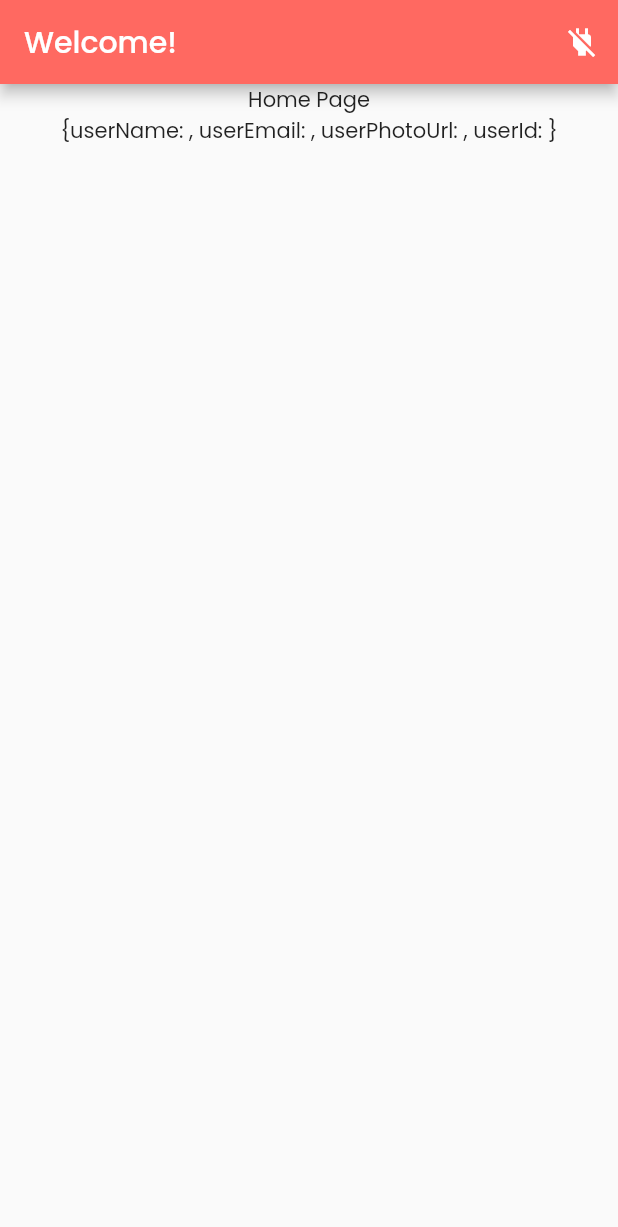
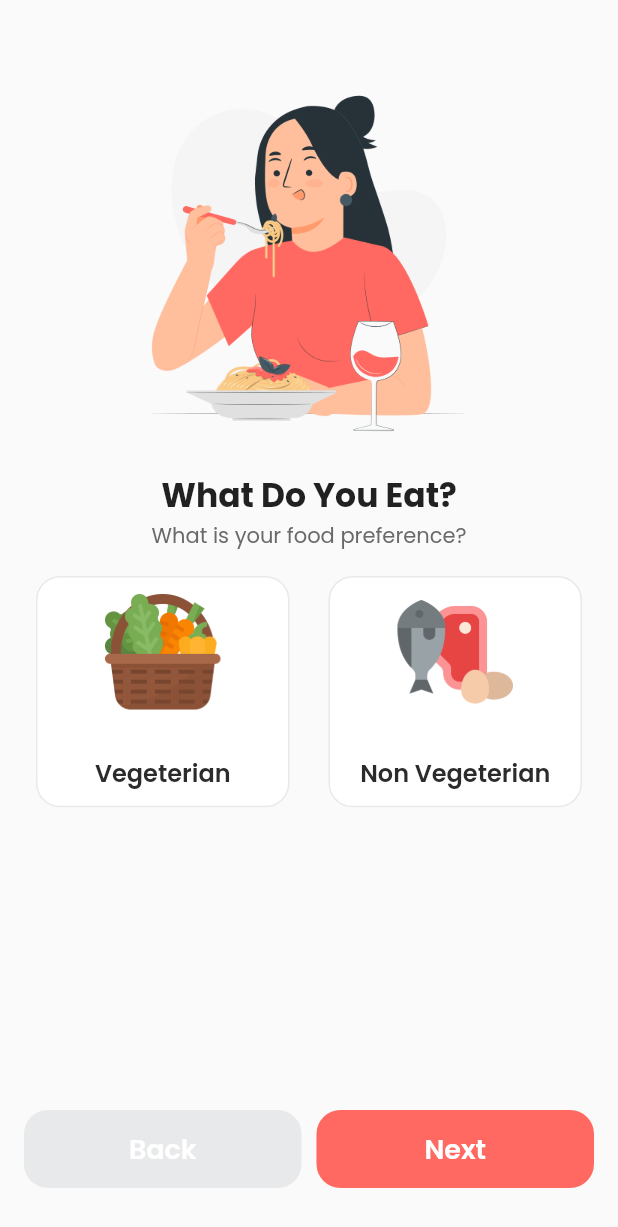
Before and after one commit to imsudip/foodify, a Flutter app: the screen it shows once a user with an empty profile is signed in, on a phone screen of 412 x 824 dp. Shown: the top 1227 px of the screen. Run offline on Flutter 3.47's test engine with Material 2 defaults, Android fonts, the phone set to English and light mode, and no system bars; our stand-ins replace cloud_firestore, eva_icons_flutter, firebase_auth, firebase_core, get, google_fonts and 2 more; accounts and stored records are empty; network calls fail.

Commit message:
diet filter page added

```diff
--- a/app_v2/foodify/lib/Controllers/auth_controller.dart
+++ b/app_v2/foodify/lib/Controllers/auth_controller.dart
@@ -2,6 +2,7 @@ import 'package:cloud_firestore/cloud_firestore.dart';
 import 'package:firebase_auth/firebase_auth.dart';
 import 'package:flutter/material.dart';
 import 'package:foodify/Screens/Onboarding.dart';
+import 'package:foodify/Screens/diet_filter.dart';
 import 'package:foodify/Widgets/card.dart';
 import 'package:foodify/Widgets/loader.dart';
 import 'package:get/get.dart';
@@ -32,7 +33,7 @@ class AuthController extends GetxController {
     if (user != null) {
       // await createUserDocument(user);
       // user is logged in
-      Get.offAll(() => const Home());
+      Get.offAll(() => const DietFilterScreen());
     } else {
       // user is null as in user is not available or not logged in
       Get.offAll(() => const OnboardingScreen());
--- /dev/null
+++ b/app_v2/foodify/lib/Screens/diet_filter.dart
@@ -0,0 +1,129 @@
+import 'package:flutter/material.dart';
+import 'package:foodify/ui/app_colors.dart';
+import 'package:foodify/ui/text_styles.dart';
+
+import 'package:foodify/widgets/button.dart';
+import 'package:foodify/widgets/card.dart';
+import 'package:foodify/widgets/image_card.dart';
+
+class DietFilterScreen extends StatefulWidget {
+  const DietFilterScreen({Key? key}) : super(key: key);
+
+  @override
+  State<DietFilterScreen> createState() => _DietFilterScreenState();
+}
+
+class _DietFilterScreenState extends State<DietFilterScreen> {
+  String selectedDiet = '';
+  String veg = "Vegeterian";
+  String nonVeg = "Non Vegeterian";
+
+  @override
+  Widget build(BuildContext context) {
+    return Scaffold(
+      body: Padding(
+        padding: const EdgeInsets.symmetric(horizontal: 16),
+        child: SafeArea(
+          child: Column(
+            children: [
+              const SizedBox(height: 32),
+              Expanded(
+                child: Column(
+                  children: [
+                    const SizedBox(height: 16),
+                    Image.asset(
+                      'images/Eat-pana.png',
+                      height: 250,
+                    ),
+                    const SizedBox(height: 16),
+                    const Text(
+                      'What Do You Eat?',
+                      style: TextStyle(
+                        fontSize: 22,
+                        fontWeight: FontWeight.bold,
+                      ),
+                    ),
+                    Text(
+                      "What is your food preference?",
+                      style: AppTextStyle.bodytext2
+                          .copyWith(color: AppColors.textSecondaryColor),
+                      textAlign: TextAlign.center,
+                    ),
+                    const SizedBox(height: 16),
+                    Expanded(
+                      child: GridView(
+                        gridDelegate:
+                            const SliverGridDelegateWithFixedCrossAxisCount(
+                          crossAxisCount: 2,
+                          childAspectRatio: 1.2,
+                          crossAxisSpacing: 10,
+                          mainAxisSpacing: 30,
+                        ),
+                        children: [
+                          ImageCard(
+                              imagePath: "diets/veg protein",
+                              text: "Vegeterian",
+                              isSelected: selectedDiet == veg,
+                              onTap: () {
+                                setState(() {
+                                  if (selectedDiet == veg)
+                                    selectedDiet = '';
+                                  else
+                                    selectedDiet = veg;
+                                });
+                              }),
+                          ImageCard(
+                              imagePath: "diets/nonveg protein",
+                              text: "Non Vegeterian",
+                              isSelected: selectedDiet == nonVeg,
+                              onTap: () {
+                                setState(() {
+                                  if (selectedDiet == nonVeg)
+                                    selectedDiet = '';
+                                  else
+                                    selectedDiet = nonVeg;
+                                });
+                              }),
+                        ],
+                      ),
+                    ),
+                  ],
+                ),
+              ),
+              const SizedBox(height: 24),
+              Row(
+                children: [
+                  Expanded(
+                    child: Button(
+                      text: 'Back',
+                      height: 52,
+                      color: AppColors.accentColor,
+                      fontSize: 18,
+                      onPressed: () {
+                        Navigator.of(context).pop();
+                      },
+                    ),
+                  ),
+                  const SizedBox(width: 10),
+                  Expanded(
+                    child: Button(
+                      text: 'Next',
+                      height: 52,
+                      fontSize: 18,
+                      onPressed: () {
+                        // Navigator.of(context).push(MaterialPageRoute(
+                        //   builder: (context) => const CuisineFilterScreen(),
+                        // ));
+                      },
+                    ),
+                  ),
+                ],
+              ),
+              const SizedBox(height: 32),
+            ],
+          ),
+        ),
+      ),
+    );
+  }
+}
--- a/app_v2/foodify/lib/Screens/sign_up.dart
+++ b/app_v2/foodify/lib/Screens/sign_up.dart
@@ -2,6 +2,7 @@
 
 import 'package:eva_icons_flutter/eva_icons_flutter.dart';
 import 'package:flutter/material.dart';
+import 'package:foodify/Screens/diet_filter.dart';
 import 'package:foodify/Screens/login.dart';
 import 'package:foodify/Widgets/button.dart';
 import 'package:foodify/Widgets/text_box.dart';
@@ -121,12 +122,14 @@ class SignUp extends StatelessWidget {
                         );
                       }
 
-                      if (passwordController.text == confirmPasswordController.text) {
+                      if (passwordController.text ==
+                          confirmPasswordController.text) {
                         AuthController.authInstance.register(
                           emailController.text.trim(),
                           passwordController.text.trim(),
                           nameController.text.trim(),
                         );
+                        Get.to(() => DietFilterScreen());
                       } else {
                         Get.snackbar('Error', 'Passwords do not match',
                             backgroundColor: AppColors.accentColor,
@@ -138,7 +141,8 @@ class SignUp extends StatelessWidget {
                     },
                   ),
                   Padding(
-                    padding: const EdgeInsets.symmetric(horizontal: 20, vertical: 10),
+                    padding: const EdgeInsets.symmetric(
+                        horizontal: 20, vertical: 10),
                     child: Center(
                       child: Image(
                         image: AssetImage('images/divider.png'),
--- /dev/null
+++ b/app_v2/foodify/lib/Widgets/image_card.dart
@@ -0,0 +1,82 @@
+import 'package:flutter/material.dart';
+import 'package:foodify/ui/app_colors.dart';
+
+class ImageCard extends StatelessWidget {
+  final String imagePath;
+  final String text;
+  final bool isSelected;
+  final void Function()? onTap;
+  const ImageCard(
+      {Key? key,
+      required this.imagePath,
+      required this.text,
+      required this.isSelected,
+      this.onTap})
+      : super(key: key);
+
+  @override
+  Widget build(BuildContext context) {
+    return GestureDetector(
+      onTap: onTap,
+      child: Container(
+        height: 130,
+        width: 120,
+        margin: const EdgeInsets.symmetric(horizontal: 8),
+        child: Stack(children: [
+          Positioned.fill(
+              child: AnimatedContainer(
+            duration: const Duration(milliseconds: 200),
+            decoration: BoxDecoration(
+              color: isSelected
+                  ? AppColors.primaryColor
+                  : AppColors.primaryWhiteColor,
+              borderRadius: BorderRadius.circular(16),
+              border: Border.all(
+                color: isSelected
+                    ? AppColors.primaryWhiteColor
+                    : AppColors.accentColor,
+                width: 1,
+              ),
+              // boxShadow: [
+              //   BoxShadow(
+              //     color: const Color(0xff404040).withOpacity(0.08),
+              //     blurRadius: 10,
+              //     offset: const Offset(0, 2),
+              //   ),
+              // ],
+            ),
+          )),
+          Positioned(
+              left: 0,
+              right: 0,
+              top: 8,
+              child: SizedBox(
+                height: 85,
+                child: AspectRatio(
+                  aspectRatio: 0.98,
+                  child: Image.asset(
+                    'images/$imagePath.png',
+                  ),
+                ),
+              )),
+          Positioned(
+            bottom: 11,
+            left: 6,
+            right: 6,
+            child: Text(
+              text,
+              textAlign: TextAlign.center,
+              style: TextStyle(
+                fontSize: 16,
+                fontWeight: FontWeight.w600,
+                color: isSelected
+                    ? AppColors.primaryWhiteColor
+                    : AppColors.textPrimaryColor,
+              ),
+            ),
+          ),
+        ]),
+      ),
+    );
+  }
+}
```
Also changed, not shown: app_v2/foodify/images/Eat-pana.png (added).
